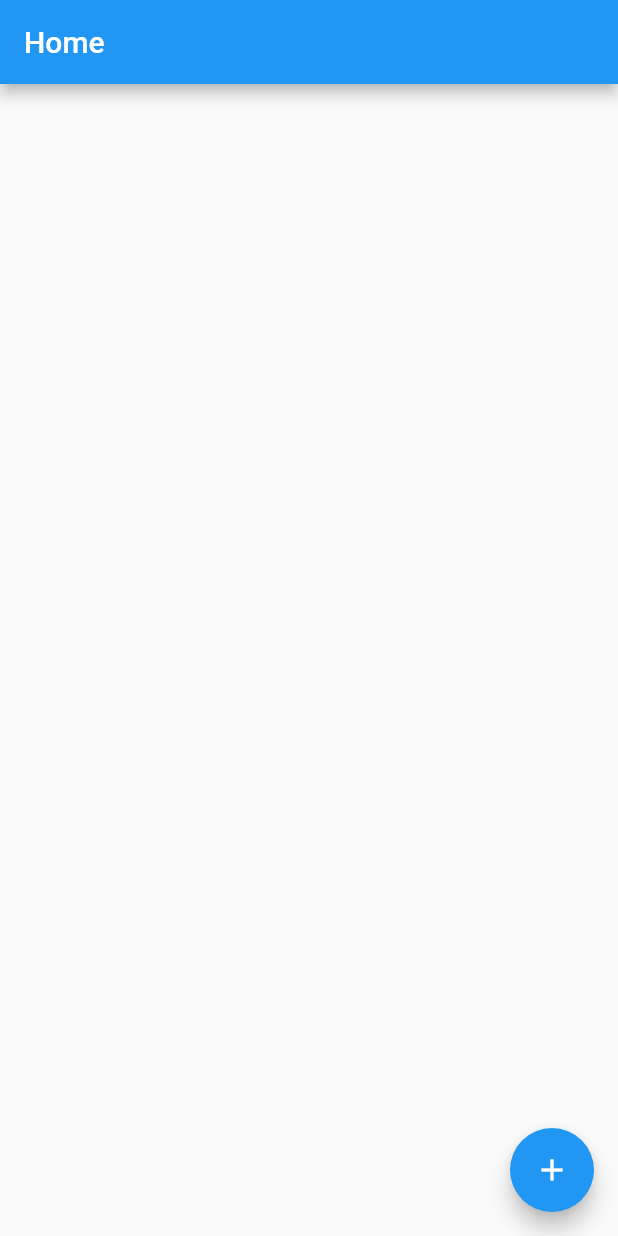
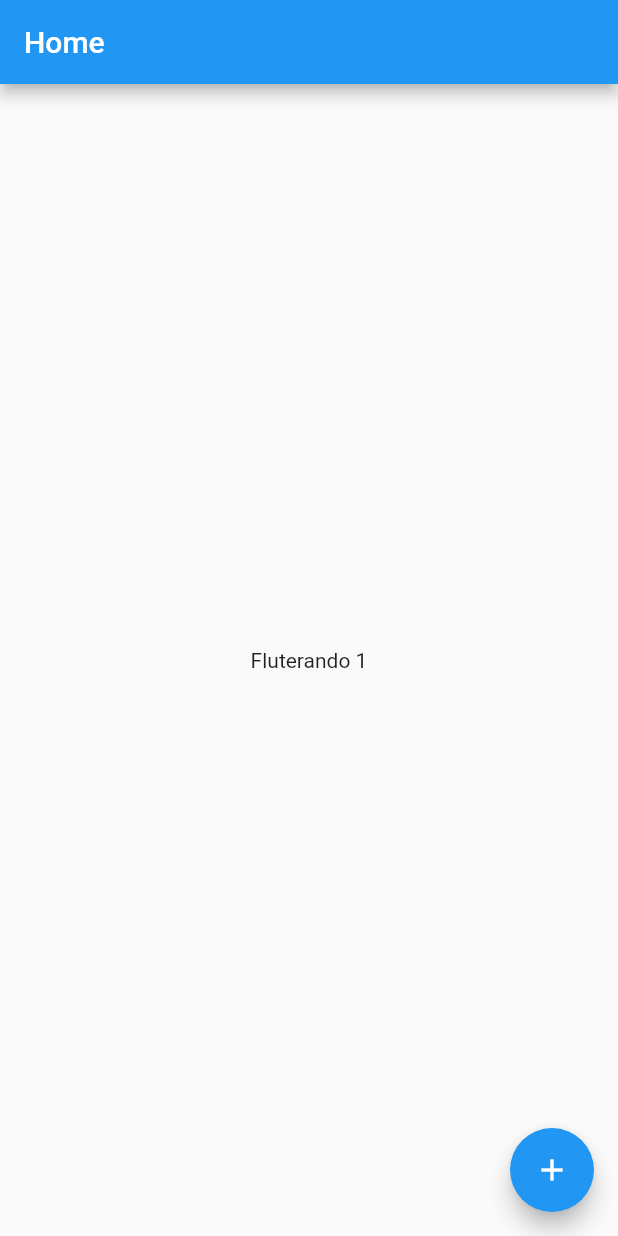
Before and after one commit to BrunaCriscuolo/hello_world_flutter, a Flutter app: the screen it shows after launch, on a phone screen of 412 x 824 dp. Run offline on Flutter 3.47's test engine with Material 2 defaults, Android fonts, the phone set to English and light mode, and no system bars.

Commit message:
feat: create home controller

```diff
--- /dev/null
+++ b/lib/home_controller.dart
@@ -0,0 +1,13 @@
+import 'package:flutter/material.dart';
+
+// ignore: must_be_immutable
+class HomeController extends InheritedWidget {
+  HomeController({super.key, required super.child});
+
+  int value = 1;
+
+  @override
+  bool updateShouldNotify(covariant InheritedWidget oldWidget) {
+    return false;
+  }
+}
--- a/lib/home_page.dart
+++ b/lib/home_page.dart
@@ -1,13 +1,20 @@
 import 'package:flutter/material.dart';
+import 'package:hello_world/home_controller.dart';
 
 class HomePage extends StatelessWidget {
   const HomePage({super.key});
 
   @override
   Widget build(BuildContext context) {
+    var controller =
+        context.dependOnInheritedWidgetOfExactType<HomeController>()!;
+
     return Scaffold(
       appBar: AppBar(
         title: const Text('Home'),
+      ),
+      body: Center(
+        child: Text('Fluterando ${controller.value}'),
       ),
       floatingActionButton: FloatingActionButton(
         child: const Icon(Icons.add),
--- a/lib/my_app.dart
+++ b/lib/my_app.dart
@@ -1,4 +1,5 @@
 import 'package:flutter/material.dart';
+import 'package:hello_world/home_controller.dart';
 
 import 'home_page.dart';
 
@@ -7,8 +8,8 @@ class MyApp extends StatelessWidget {
 
   @override
   Widget build(BuildContext context) {
-    return const MaterialApp(
-      home: HomePage(),
+    return MaterialApp(
+      home: HomeController(child: const HomePage()),
     );
   }
 }
```
